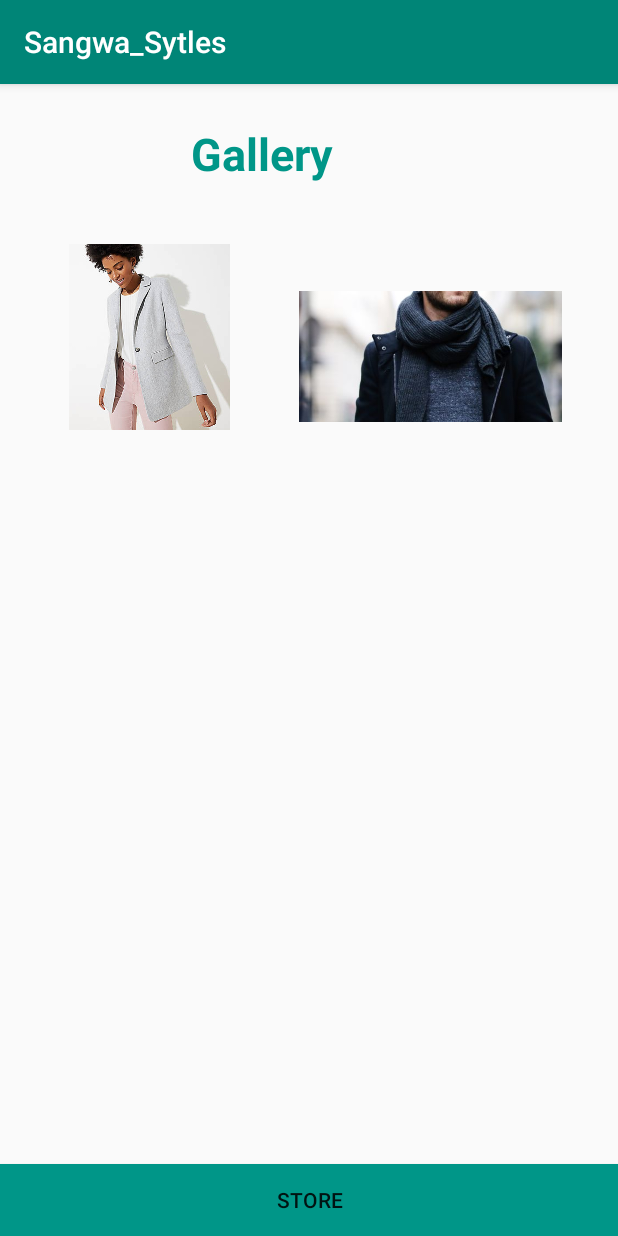
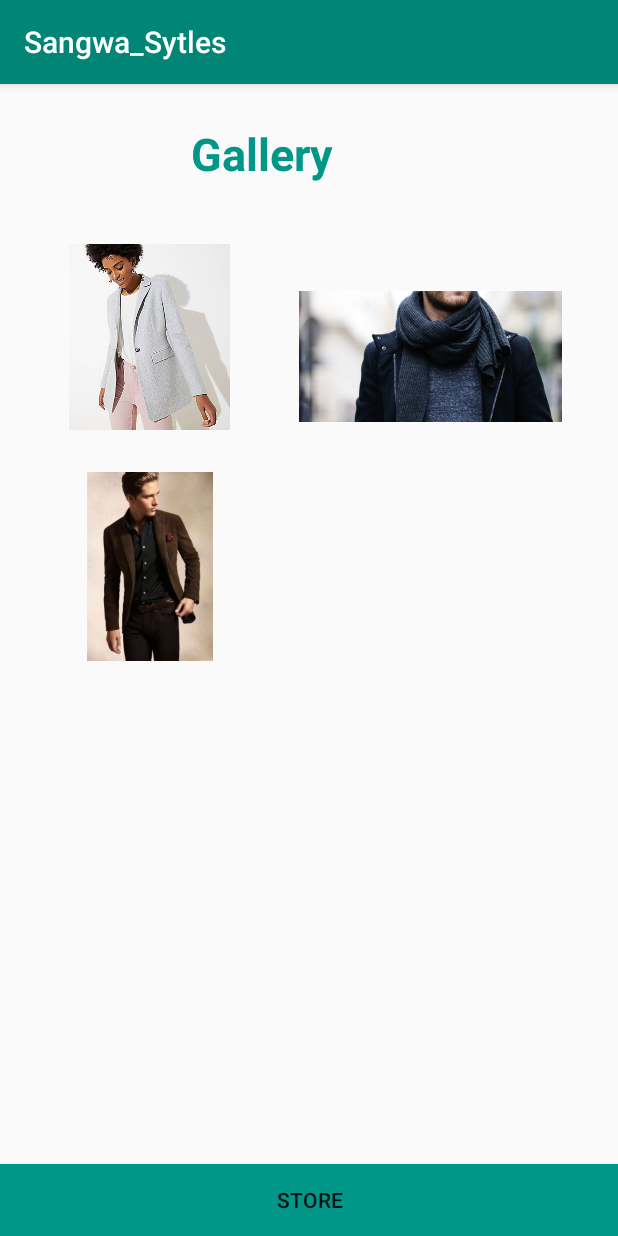
Before and after one commit to Sangwa-C/Sangwa_Sytles, an Android app: the screen it shows after launch (ImagesActivity), on a phone screen of 412 x 824 dp. Run offline under Robolectric (Android 15) with nearby library versions, the phone set to English and light mode, and no system bars; Roboto replaces fonts that are not available here.

Commit message:
added and styled the third image

```diff
--- a/app/src/main/res/layout/activity_images.xml
+++ b/app/src/main/res/layout/activity_images.xml
@@ -61,14 +61,14 @@
         android:layout_below="@+id/layout1"
         android:layout_marginTop="2dp">
 
-<!--        <ImageView-->
-<!--            android:id="@+id/image3"-->
-<!--            android:layout_width="200dp"-->
-<!--            android:layout_height="126dp"-->
-<!--            android:layout_marginBottom="20dp"-->
-<!--            android:src="@drawable/men2">-->
+        <ImageView
+            android:id="@+id/image3"
+            android:layout_width="200dp"
+            android:layout_height="126dp"
+            android:layout_marginBottom="20dp"
+            android:src="@drawable/men2">
 
-<!--        </ImageView>-->
+        </ImageView>
 
 <!--        <ImageView-->
 <!--            android:id="@+id/image4"-->
```
